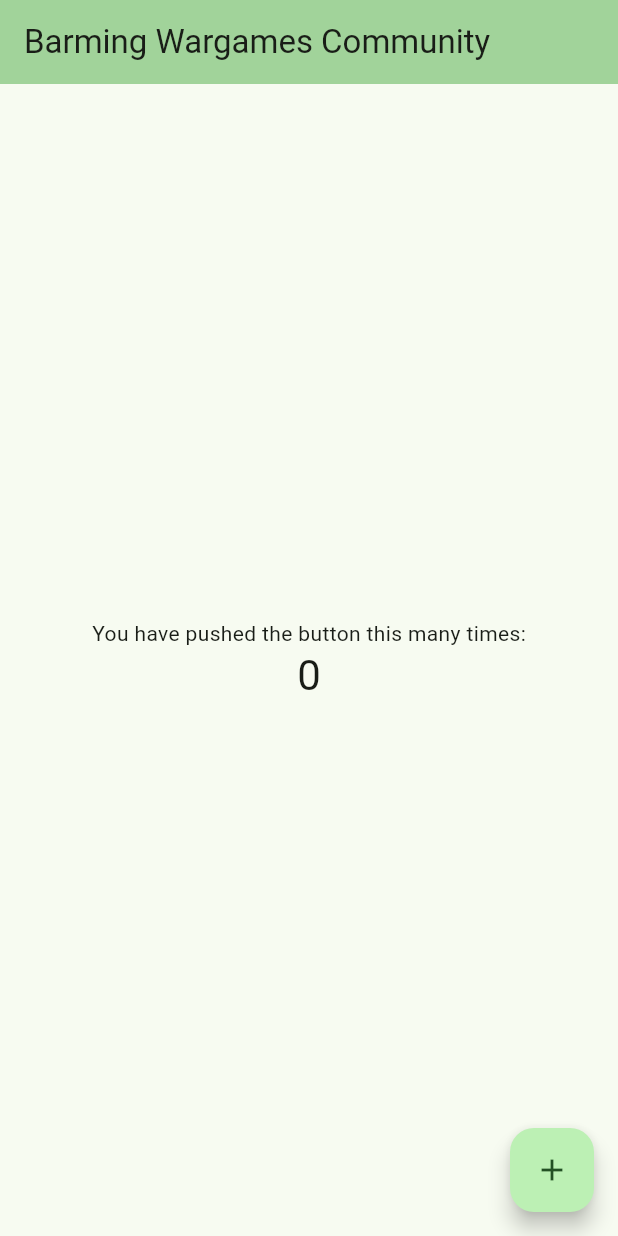
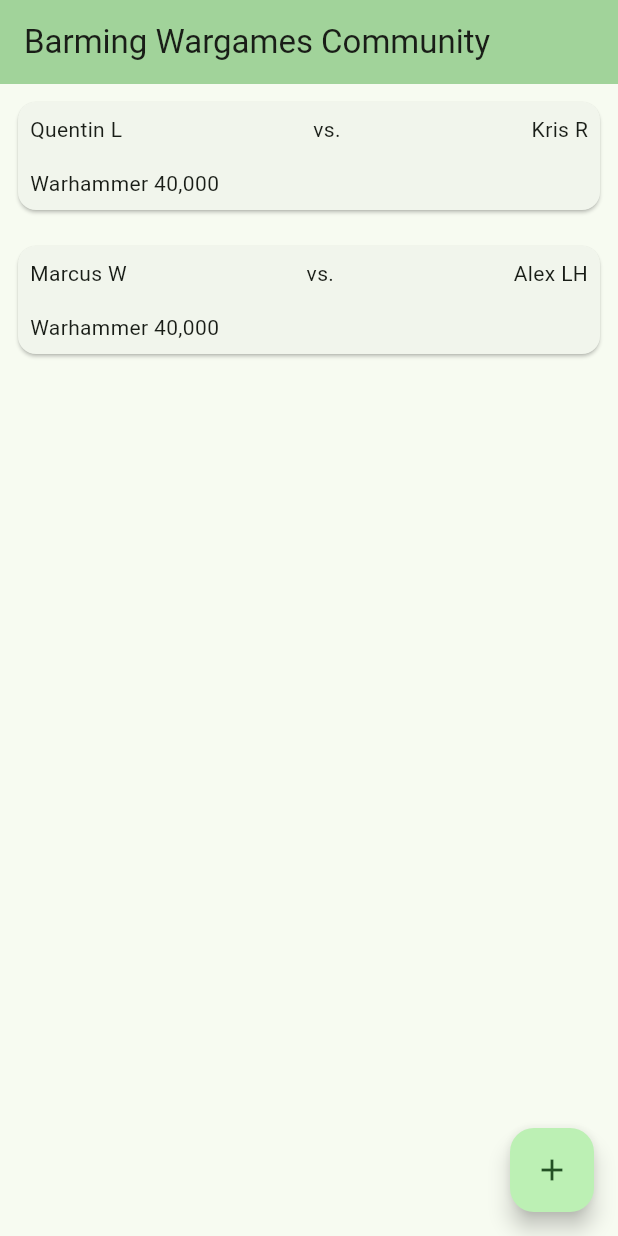
Before and after one commit to dougidle/bwg, a Flutter app: the screen it shows after launch, on a phone screen of 412 x 824 dp. Run offline on Flutter 3.47's test engine with Material 3 defaults, Android fonts, the phone set to English and light mode, and no system bars.

Commit message:
Made the list work

```diff
--- a/lib/main.dart
+++ b/lib/main.dart
@@ -88,7 +88,7 @@ class _MyHomePageState extends State<MyHomePage> {
       body: Center(
         // Center is a layout widget. It takes a single child and positions it
         // in the middle of the parent.
-        child: Column(
+        /*child: Column(
           // Column is also a layout widget. It takes a list of children and
           // arranges them vertically. By default, it sizes itself to fit its
           // children horizontally, and tries to be as tall as its parent.
@@ -110,6 +110,82 @@ class _MyHomePageState extends State<MyHomePage> {
               style: Theme.of(context).textTheme.headlineMedium,
             ),
           ],
+        ),*/
+        /*child: ListView(
+          children: const <Widget>[
+            ListTile(leading: Icon(Icons.map), title: Text('Map')),
+            ListTile(leading: Icon(Icons.photo_album), title: Text('Album')),
+            ListTile(leading: Icon(Icons.phone), title: Text('Phone')),
+          ],
+        ),*/
+
+        child: ListView(
+          children: const <Widget>[
+            Padding(
+              padding: EdgeInsets.all(8.0),
+              child: Card(
+                child: Column(
+                  mainAxisSize: MainAxisSize.min,
+                  children: <Widget>[
+                    Padding(
+                      padding: EdgeInsets.all(8.0),
+                      child: Row(
+                        mainAxisAlignment: MainAxisAlignment.end,
+                        children: <Widget>[
+                          Text("Quentin L"),
+                          Spacer(),
+                          Text("vs."),
+                          Spacer(),
+                        Text("Kris R")
+                      ]
+                    ),
+                  ),
+                  Padding(padding: EdgeInsets.all(8.0),
+                    child: Row(
+                      mainAxisAlignment: MainAxisAlignment.end,
+                      children: <Widget>[
+                        Text("Warhammer 40,000"),
+                        Spacer()
+                      ]
+                    )
+                  )
+                ]
+              )
+            ),
+            ),
+            Padding(
+              padding: EdgeInsets.all(8.0),
+              child: Card(
+                child: Column(
+                  mainAxisSize: MainAxisSize.min,
+                  children: <Widget>[
+                    Padding(
+                      padding: EdgeInsets.all(8.0),
+                      child: Row(
+                        mainAxisAlignment: MainAxisAlignment.end,
+                        children: <Widget>[
+                          Text("Marcus W"),
+                          Spacer(),
+                          Text("vs."),
+                          Spacer(),
+                          Text("Alex LH")
+                      ]
+                    ),
+                    ),
+                  Padding(padding: EdgeInsets.all(8.0),
+                    child: Row(
+                      mainAxisAlignment: MainAxisAlignment.end,
+                      children: <Widget>[
+                        Text("Warhammer 40,000"),
+                        Spacer()
+                      ]
+                    )
+                  )
+                ]
+              )
+            ),
+            ),
+          ],
         ),
       ),
       floatingActionButton: FloatingActionButton(
```
